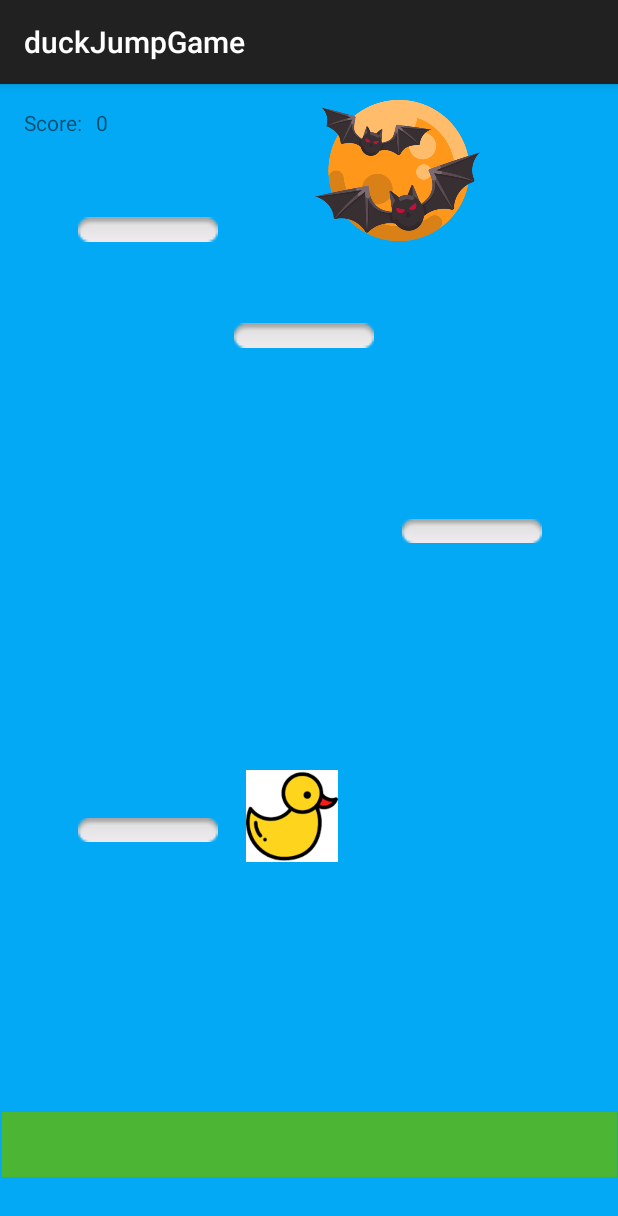
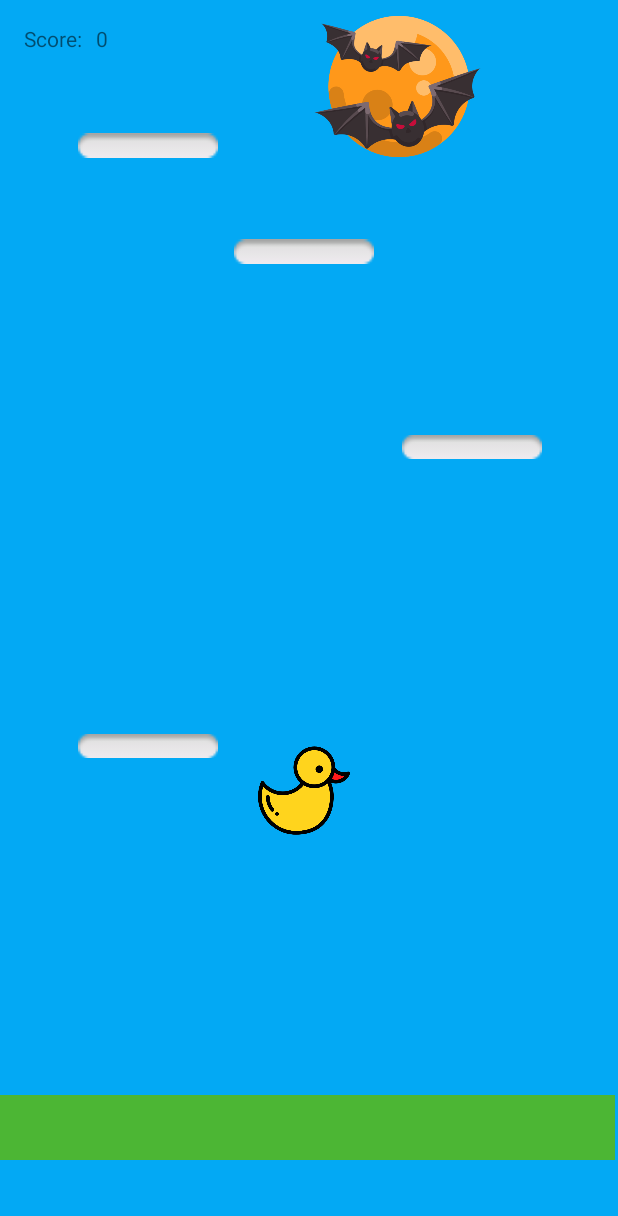
Before and after one commit to LukasOttenhof/Duckjump, an Android app: the gameManager screen opened directly, with no data from a screen before it, on a phone screen of 412 x 824 dp. Shown: the top 1216 px of the screen. Run offline under Robolectric (Android 15) with nearby library versions, the light colour scheme and no system bars.

Commit message:
revise code

```diff
--- a/duckJumpGame/app/src/main/java/com/example/duckjumpgame/PlatformManager.java
+++ b/duckJumpGame/app/src/main/java/com/example/duckjumpgame/PlatformManager.java
@@ -13,7 +13,7 @@ public class PlatformManager {
     private DuckPlayer duckPlayer;
     private long duration;
     private long respawnDelay;
-    private Handler handler;
+    private Handler platformHandler = new Handler();
 
     public PlatformManager(ImageView platform, int screenWidth, int screenHeight, DuckPlayer duckPlayer, long duration, long respawnDelay){
         this.platform = platform;
@@ -22,34 +22,14 @@ public class PlatformManager {
         this.duckPlayer = duckPlayer;
         this.duration = duration;
         this.respawnDelay = respawnDelay;
-
-        this.handler = new Handler();
-        collisionHandler.postDelayed(collisionChecker, 100);
     }
 
-
-
-    public float getCloudTopY(){
-        return platform.getY();
-    }
-
-    public float getCloudBottomY(){
-        return platform.getY() + platform.getHeight();
-    }
-
-    public float getCloudX(){
-        return platform.getX();
-    }
-
-    public int getCloudWidth(){
-        return platform.getWidth();
-    }
 
     public void startFallAnimation(){
         float originalY = platform.getY();
 
         ObjectAnimator fallAnimator = ObjectAnimator.ofFloat(platform, "translationY", originalY, screenHeight);
-        fallAnimator.setInterpolator(new AccelerateInterpolator());
+        fallAnimator.setInterpolator(new AccelerateInterpolator());//makes the platform accelerate rather than constant speed
         fallAnimator.setDuration(duration);
         fallAnimator.start();
     }
@@ -58,31 +38,32 @@ public class PlatformManager {
         float randomX = (float) Math.random() * screenWidth - 93;
         platform.setX(randomX);
 
-        //Set Y-coordinate above the screen, above the screen is negitive
-        platform.setY(-2 * platform.getHeight());
+        //Set y coordinate above the screen, above the screen is negitive
+        platform.setY(-100);
 
     }
 
+
+    //this is starting the handelers that handel collision and the platform animation
+    //called in game manager
     public void managePlatform(){
-        //first fall animation
-        startFallAnimation();
-
-        //Schedule next animations and respawns in a loop
-        handler.postDelayed(new Runnable(){
-            @Override
-            public void run(){
-                //Trigger the next fall animation after respawn
-                startFallAnimation();
-                respawn();
-                //Repeat the process
-                managePlatform();
-            }
-        }, respawnDelay);
+        startFallAnimation();//initial platform animation before the delayed ones
+        // Schedule next animations and respawns in a loop
+        platformHandler.postDelayed(platformRunnable, respawnDelay);
+        collisionHandler.postDelayed(collisionChecker, 100);
     }
+    private Runnable platformRunnable = new Runnable() {
+        public void run() {
+            //Trigger the next fall animation after respawn
+            respawn();
+            startFallAnimation();
+            //Repeat the process
+            platformHandler.postDelayed(this, respawnDelay);
+        }
+    };
 
     //runnable is running every 100 mills checking for collision
     private Runnable collisionChecker = new Runnable(){
-        @Override
         public void run(){
             //Check for collision
             if (checkCollision()){
@@ -90,7 +71,7 @@ public class PlatformManager {
                 duckPlayer.jump();
             }
             //Continue the collision check
-            collisionHandler.postDelayed(this, 100); // Adjust the delay time as needed
+            collisionHandler.postDelayed(this, 100);
         }
     };
 
@@ -98,11 +79,11 @@ public class PlatformManager {
     //if the duck is on the cloud return true to indicate collision
     public boolean checkCollision(){
         float duckBottomY = duckPlayer.getDuckY() + duckPlayer.getDuckHeight();
-        float cloudTopY = getCloudTopY();
-        float cloudBottomY = getCloudBottomY();
+        float cloudTopY = platform.getY();
+        float cloudBottomY = platform.getY() + platform.getHeight();
 
-        return duckBottomY >= cloudTopY && duckPlayer.getDuckX() >= getCloudX()
-                && duckPlayer.getDuckX() + duckPlayer.getDuckWidth() <= getCloudX() + getCloudWidth()
+        return duckBottomY >= cloudTopY && duckPlayer.getDuckX() >= platform.getX()
+                && duckPlayer.getDuckX() + duckPlayer.getDuckWidth() <= platform.getX() + platform.getWidth()
                 && duckBottomY <= cloudBottomY;
     }
 }
--- a/duckJumpGame/app/src/main/java/com/example/duckjumpgame/gameManager.java
+++ b/duckJumpGame/app/src/main/java/com/example/duckjumpgame/gameManager.java
@@ -16,12 +16,12 @@ public class gameManager extends AppCompatActivity{
     int screenHeight;
     public int score = 0; //need way to implement score
 
-    @Override
+
     protected void onCreate(Bundle savedInstanceState){
         super.onCreate(savedInstanceState);
         setContentView(R.layout.activity_game_manager);
 
-        //Get a reference to the player icon
+        //Get the player icon
         ImageView theDuck = findViewById(R.id.theDuck);
 
 
@@ -29,15 +29,16 @@ public class gameManager extends AppCompatActivity{
         this.screenWidth = getResources().getDisplayMetrics().widthPixels;
         this.screenHeight = getResources().getDisplayMetrics().heightPixels;
 
-        //Set up the DuckPlayerManager instance
+        //Set up the DuckPlayer instance
         duckPlayer = new DuckPlayer(theDuck, screenWidth, screenHeight);
 
         //Start the bounce animation for the duck player
         duckPlayer.startBounceAnimation();
 
-        //Start the cloud animation
+        //Start the platform animation
         managePlatforms();
-        winHandler.postDelayed(winChecker, 100); // Adjust the delay time as needed
+        //start check for win
+        winHandler.postDelayed(winChecker, 100);
 
     }
 
@@ -59,6 +60,7 @@ public class gameManager extends AppCompatActivity{
         PlatformManager platform5 = new PlatformManager(TopPlatform2, screenWidth, screenHeight, duckPlayer, 5000, 5000);
         PlatformManager platform6 = new PlatformManager(TopPlatform3, screenWidth, screenHeight, duckPlayer, 4000, 4000);
 
+        //starting the animation and collison check
         InitialPlatform1.managePlatform();
         InitialPlatform2.managePlatform();
         InitialPlatform3.managePlatform();
@@ -73,22 +75,18 @@ public class gameManager extends AppCompatActivity{
         startActivity(intent);
     }
 
-    @Override
-    public boolean onTouchEvent(MotionEvent event){
-        duckPlayer.onTouchEvent(event);
-        return super.onTouchEvent(event);
-    }
 
-    //runnable is running every 100 milliseconds checking for game end
+
+    //runnable is running every 100 milliseconds checking for game end condition
+    //learned how to use runnable and handalers from examples online
     private Runnable winChecker = new Runnable(){
-        @Override
         public void run(){
             //Check for if duck is too low
             if (duckPlayer.getDuckY() >= screenHeight){
                 endGame();
                 return;
             }
-            winHandler.postDelayed(this, 100);
+            winHandler.postDelayed(this, 100); //execute again in 100 millis
         }
     };
 
--- a/duckJumpGame/app/src/main/res/layout/activity_game_manager.xml
+++ b/duckJumpGame/app/src/main/res/layout/activity_game_manager.xml
@@ -15,12 +15,21 @@
         android:orientation="vertical">
 
         <FrameLayout
+
             android:id="@+id/cloudContainer"
             android:layout_width="match_parent"
             android:layout_height="wrap_content"></FrameLayout>
 
     </LinearLayout>
 
+    <ImageView
+        android:id="@+id/imageView"
+        android:layout_width="111dp"
+        android:layout_height="115dp"
+        android:layout_marginStart="209dp"
+        app:layout_constraintStart_toStartOf="parent"
+        app:layout_constraintTop_toTopOf="parent"
+        app:srcCompat="@drawable/moonbats" />
 
     <ImageView
         android:id="@+id/platform2"
@@ -89,18 +98,17 @@
         android:id="@+id/theDuck"
         android:layout_width="69dp"
         android:layout_height="61dp"
-        android:layout_marginStart="160dp"
-        android:layout_marginTop="624dp"
+        android:layout_marginStart="168dp"
+        android:layout_marginTop="668dp"
         app:layout_constraintStart_toStartOf="parent"
         app:layout_constraintTop_toTopOf="parent"
-        app:srcCompat="@drawable/duck" />
+        app:srcCompat="@drawable/theduck" />
 
     <TextView
         android:id="@+id/textView"
         android:layout_width="410dp"
         android:layout_height="43dp"
-        android:layout_marginStart="1dp"
-        android:layout_marginTop="685dp"
+        android:layout_marginTop="730dp"
         android:background="@color/green"
         android:text=""
         app:layout_constraintStart_toStartOf="parent"
@@ -124,12 +132,5 @@
         android:text="0"
         app:layout_constraintStart_toStartOf="parent"
         app:layout_constraintTop_toTopOf="parent" />
-    <ImageView
-        android:id="@+id/imageView"
-        android:layout_width="111dp"
-        android:layout_height="115dp"
-        android:layout_marginStart="209dp"
-        app:layout_constraintStart_toStartOf="parent"
-        app:layout_constraintTop_toTopOf="parent"
-        app:srcCompat="@drawable/moonbats" />
+
 </androidx.constraintlayout.widget.ConstraintLayout>
--- a/duckJumpGame/app/src/main/res/layout/activity_win_page.xml
+++ b/duckJumpGame/app/src/main/res/layout/activity_win_page.xml
@@ -62,8 +62,8 @@
         android:id="@+id/imageView4"
         android:layout_width="114dp"
         android:layout_height="200dp"
-        android:layout_marginStart="281dp"
-        android:layout_marginTop="557dp"
+        android:layout_marginStart="280dp"
+        android:layout_marginTop="576dp"
         app:layout_constraintStart_toStartOf="parent"
         app:layout_constraintTop_toTopOf="parent"
         app:srcCompat="@drawable/batwitheyes" />
@@ -72,8 +72,8 @@
         android:id="@+id/imageView5"
         android:layout_width="233dp"
         android:layout_height="272dp"
-        android:layout_marginStart="7dp"
-        android:layout_marginTop="526dp"
+        android:layout_marginStart="4dp"
+        android:layout_marginTop="548dp"
         app:layout_constraintStart_toStartOf="parent"
         app:layout_constraintTop_toTopOf="parent"
         app:srcCompat="@drawable/happyhalloween" />
--- a/duckJumpGame/app/src/main/res/values/themes.xml
+++ b/duckJumpGame/app/src/main/res/values/themes.xml
@@ -1,6 +1,6 @@
 <resources xmlns:tools="http://schemas.android.com/tools">
     <!-- Base application theme. -->
-    <style name="Base.Theme.DuckJumpGame" parent="Theme.AppCompat.DayNight.DarkActionBar">
+    <style name="Base.Theme.DuckJumpGame" parent="Theme.AppCompat.DayNight.NoActionBar">
         <!-- Customize your light theme here. -->
         <!-- <item name="colorPrimary">@color/my_light_primary</item> -->
     </style>
```
Also changed, not shown: duckJumpGame/app/src/main/java/com/example/duckjumpgame/DuckPlayer.java (+4 -4 lines).
